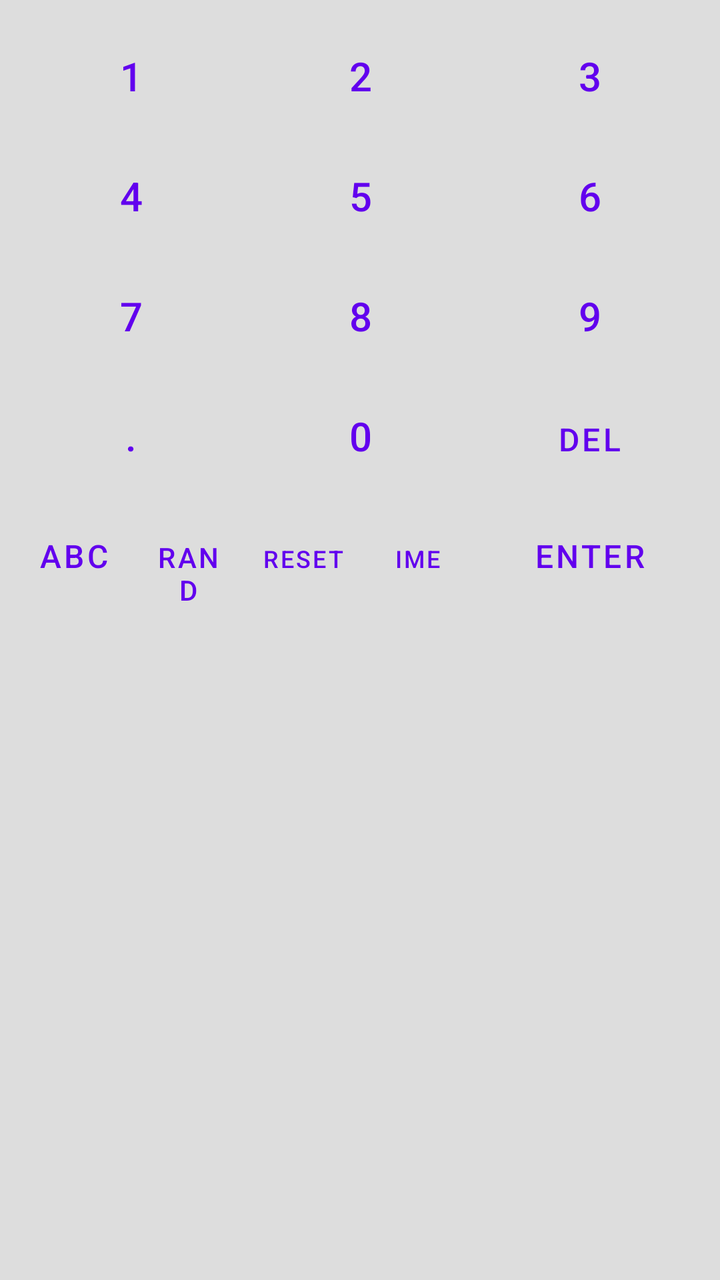
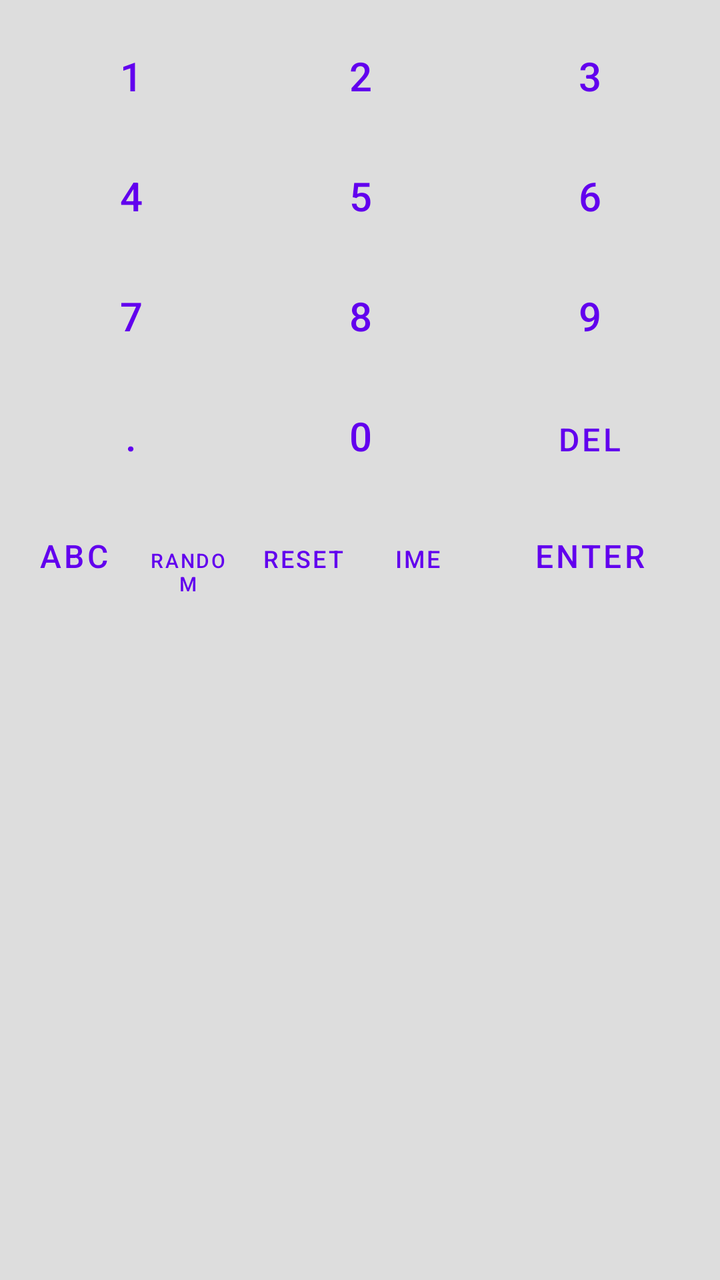

Screens rendered from an Android XML layout before and after an edit, with the pre-edit source and the edit as a unified diff.
<!-- AndroidManifest.xml: application theme Theme.Qbot -->
<!-- res/layout/numeric_keyboard_view.xml -->
<?xml version="1.0" encoding="utf-8"?>
<LinearLayout xmlns:android="http://schemas.android.com/apk/res/android"
    android:id="@+id/numeric_keyboard_root"
    android:layout_width="match_parent"
    android:layout_height="wrap_content"
    android:background="#DDDDDD"
    android:orientation="vertical"
    android:padding="8dp">

    <LinearLayout
        android:layout_width="match_parent"
        android:layout_height="wrap_content"
        android:orientation="horizontal">
        <Button style="?android:attr/buttonBarButtonStyle" android:layout_width="0dp" android:layout_height="60dp" android:layout_weight="1" android:text="1" android:textSize="20sp" />
        <Button style="?android:attr/buttonBarButtonStyle" android:layout_width="0dp" android:layout_height="60dp" android:layout_weight="1" android:text="2" android:textSize="20sp" />
        <Button style="?android:attr/buttonBarButtonStyle" android:layout_width="0dp" android:layout_height="60dp" android:layout_weight="1" android:text="3" android:textSize="20sp" />
    </LinearLayout>

    <LinearLayout
        android:layout_width="match_parent"
        android:layout_height="wrap_content"
        android:orientation="horizontal">
        <Button style="?android:attr/buttonBarButtonStyle" android:layout_width="0dp" android:layout_height="60dp" android:layout_weight="1" android:text="4" android:textSize="20sp" />
        <Button style="?android:attr/buttonBarButtonStyle" android:layout_width="0dp" android:layout_height="60dp" android:layout_weight="1" android:text="5" android:textSize="20sp" />
        <Button style="?android:attr/buttonBarButtonStyle" android:layout_width="0dp" android:layout_height="60dp" android:layout_weight="1" android:text="6" android:textSize="20sp" />
    </LinearLayout>

    <LinearLayout
        android:layout_width="match_parent"
        android:layout_height="wrap_content"
        android:orientation="horizontal">
        <Button style="?android:attr/buttonBarButtonStyle" android:layout_width="0dp" android:layout_height="60dp" android:layout_weight="1" android:text="7" android:textSize="20sp" />
        <Button style="?android:attr/buttonBarButtonStyle" android:layout_width="0dp" android:layout_height="60dp" android:layout_weight="1" android:text="8" android:textSize="20sp" />
        <Button style="?android:attr/buttonBarButtonStyle" android:layout_width="0dp" android:layout_height="60dp" android:layout_weight="1" android:text="9" android:textSize="20sp" />
    </LinearLayout>

    <LinearLayout
        android:layout_width="match_parent"
        android:layout_height="wrap_content"
        android:orientation="horizontal">
        <Button style="?android:attr/buttonBarButtonStyle" android:layout_width="0dp" android:layout_height="60dp" android:layout_weight="1" android:text="." android:textSize="20sp" />
        <Button style="?android:attr/buttonBarButtonStyle" android:layout_width="0dp" android:layout_height="60dp" android:layout_weight="1" android:text="0" android:textSize="20sp" />
        <Button style="?android:attr/buttonBarButtonStyle" android:layout_width="0dp" android:layout_height="60dp" android:layout_weight="1" android:text="DEL" android:textSize="16sp" />
    </LinearLayout>

    <LinearLayout
        android:layout_width="match_parent"
        android:layout_height="wrap_content"
        android:orientation="horizontal">
        <Button android:id="@+id/btn_switch_alpha" style="?android:attr/buttonBarButtonStyle" android:layout_width="0dp" android:layout_height="60dp" android:layout_weight="1" android:text="ABC" android:textSize="16sp" />
        <Button android:id="@+id/btn_randomize" style="?android:attr/buttonBarButtonStyle" android:layout_width="0dp" android:layout_height="60dp" android:layout_weight="1" android:text="RAND" android:textSize="14sp" />
        <Button android:id="@+id/btn_reset" style="?android:attr/buttonBarButtonStyle" android:layout_width="0dp" android:layout_height="60dp" android:layout_weight="1" android:text="RESET" android:textSize="12sp" />
        <Button android:id="@+id/btn_switch_ime" style="?android:attr/buttonBarButtonStyle" android:layout_width="0dp" android:layout_height="60dp" android:layout_weight="1" android:text="IME" android:textSize="12sp" />
        <Button style="?android:attr/buttonBarButtonStyle" android:layout_width="0dp" android:layout_height="60dp" android:layout_weight="2" android:text="ENTER" android:textSize="16sp" />
    </LinearLayout>

    <Space
        android:layout_width="match_parent"
        android:layout_height="20dp" />

</LinearLayout>
<!-- resources referenced by this layout -->
<resources>
  <style name="Theme.Qbot" parent="Theme.MaterialComponents.DayNight.DarkActionBar">
          
          <item name="colorPrimary">@color/purple_500</item>
          <item name="colorPrimaryVariant">@color/purple_700</item>
          <item name="colorOnPrimary">@color/white</item>
          
          <item name="colorSecondary">@color/teal_200</item>
          <item name="colorSecondaryVariant">@color/teal_700</item>
          <item name="colorOnSecondary">@color/black</item>
          
          <item name="android:statusBarColor">?attr/colorPrimaryVariant</item>
          
      </style>
  <color name="purple_500">#FF6200EE</color>
  <color name="purple_700">#FF3700B3</color>
  <color name="white">#FFFFFFFF</color>
  <color name="teal_200">#FF03DAC5</color>
  <color name="teal_700">#FF018786</color>
  <color name="black">#FF000000</color>
</resources>

<!-- the commit's change to res/layout/numeric_keyboard_view.xml (unified diff, before → after) -->
@@ -48,7 +48,15 @@
         android:layout_height="wrap_content"
         android:orientation="horizontal">
         <Button android:id="@+id/btn_switch_alpha" style="?android:attr/buttonBarButtonStyle" android:layout_width="0dp" android:layout_height="60dp" android:layout_weight="1" android:text="ABC" android:textSize="16sp" />
-        <Button android:id="@+id/btn_randomize" style="?android:attr/buttonBarButtonStyle" android:layout_width="0dp" android:layout_height="60dp" android:layout_weight="1" android:text="RAND" android:textSize="14sp" />
+
+        <Button
+            android:id="@+id/btn_randomize"
+            style="?android:attr/buttonBarButtonStyle"
+            android:layout_width="0dp"
+            android:layout_height="60dp"
+            android:layout_weight="1"
+            android:text="RANDOM"
+            android:textSize="10sp" />
         <Button android:id="@+id/btn_reset" style="?android:attr/buttonBarButtonStyle" android:layout_width="0dp" android:layout_height="60dp" android:layout_weight="1" android:text="RESET" android:textSize="12sp" />
         <Button android:id="@+id/btn_switch_ime" style="?android:attr/buttonBarButtonStyle" android:layout_width="0dp" android:layout_height="60dp" android:layout_weight="1" android:text="IME" android:textSize="12sp" />
         <Button style="?android:attr/buttonBarButtonStyle" android:layout_width="0dp" android:layout_height="60dp" android:layout_weight="2" android:text="ENTER" android:textSize="16sp" />
